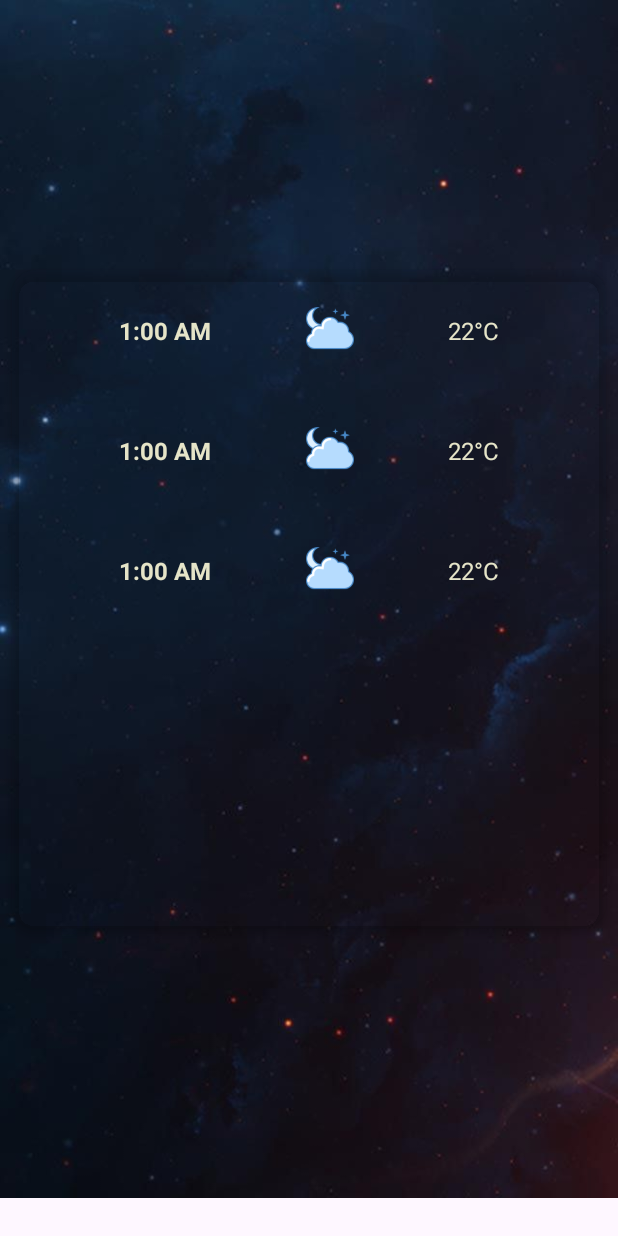
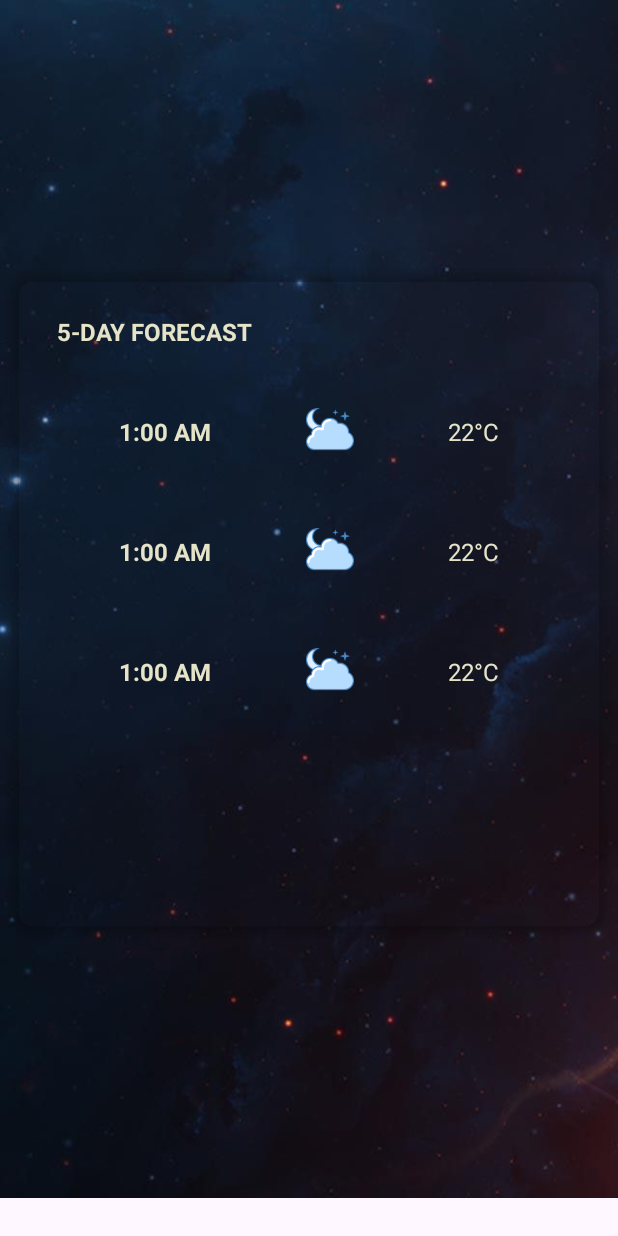
Before and after one commit to Kessam10/Weather_App, an Android app: the layout forecast_weather.xml on its own in the app's theme, with its tools: preview values and no code run, on a phone screen of 412 x 824 dp. Run offline under Robolectric (Android 15) with nearby library versions, the phone set to English and light mode, and no system bars.

Commit message:
handling mobile background

```diff
--- a/app/src/main/java/com/example/weatherapp/MainActivity.kt
+++ b/app/src/main/java/com/example/weatherapp/MainActivity.kt
@@ -33,6 +33,8 @@ class MainActivity : AppCompatActivity() {
         super.onCreate(savedInstanceState)
         binding = ActivityMainBinding.inflate(layoutInflater)
         setContentView(binding.root)
+        window.statusBarColor = ContextCompat.getColor(this, android.R.color.background_dark)
+
 
         val weatherDataSource = WeatherDataSource()
         val weatherOnlineSource = WeatherOnlineDataSourceImpl(weatherDataSource)
--- a/app/src/main/res/layout/forecast_weather.xml
+++ b/app/src/main/res/layout/forecast_weather.xml
@@ -13,7 +13,6 @@
         android:layout_width="0dp"
         android:layout_height="0dp"
         android:layout_margin="8dp"
-        android:paddingTop="20dp"
         android:backgroundTint="@android:color/transparent"
         app:cardBackgroundColor="@color/dark_gray"
         app:cardCornerRadius="16dp"
@@ -24,12 +23,40 @@
         app:layout_constraintStart_toStartOf="parent"
         app:layout_constraintTop_toTopOf="parent">
 
-        <androidx.recyclerview.widget.RecyclerView
-            android:id="@+id/daily_temp_recycler_view"
+        <androidx.constraintlayout.widget.ConstraintLayout
             android:layout_width="match_parent"
-            android:layout_height="match_parent"
-            android:orientation="vertical"
-            app:layoutManager="androidx.recyclerview.widget.LinearLayoutManager"
-            tools:listitem="@layout/daily_weather_temp" />
+            android:layout_height="match_parent">
+
+            <TextView
+                android:id="@+id/day_forecast"
+                android:layout_width="wrap_content"
+                android:layout_height="wrap_content"
+                android:text="@string/_5_day_forecast"
+                android:textColor="@color/beige"
+                android:textSize="16sp"
+                android:paddingStart="30dp"
+                android:paddingTop="30dp"
+                android:paddingBottom="15dp"
+                android:paddingEnd="0dp"
+                android:textStyle="bold"
+                app:layout_constraintTop_toTopOf="parent"
+                app:layout_constraintStart_toStartOf="parent" />
+
+            <androidx.recyclerview.widget.RecyclerView
+                android:id="@+id/daily_temp_recycler_view"
+                android:layout_width="0dp"
+                android:layout_height="0dp"
+                android:clipToPadding="false"
+                android:paddingBottom="24dp"
+                app:layout_constraintTop_toBottomOf="@id/day_forecast"
+                app:layout_constraintBottom_toBottomOf="parent"
+                app:layout_constraintStart_toStartOf="parent"
+                app:layout_constraintEnd_toEndOf="parent"
+                android:orientation="vertical"
+                app:layoutManager="androidx.recyclerview.widget.LinearLayoutManager"
+                tools:listitem="@layout/daily_weather_temp" />
+
+        </androidx.constraintlayout.widget.ConstraintLayout>
     </androidx.cardview.widget.CardView>
+
 </androidx.constraintlayout.widget.ConstraintLayout>
--- a/app/src/main/res/values/strings.xml
+++ b/app/src/main/res/values/strings.xml
@@ -8,4 +8,5 @@
     <string name="onlocationchanged_city">onLocationChanged: city %1$s</string>
     <string name="location_permission_denied">Location permission denied</string>
     <string name="location_providers_are_disabled">Location providers are disabled.</string>
+    <string name="_5_day_forecast">5-DAY FORECAST</string>
 </resources>
```
